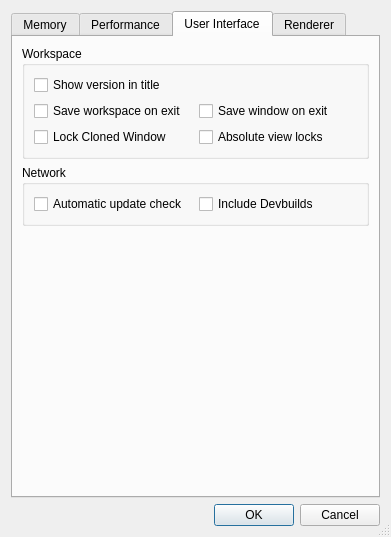
Before: the Qt Designer form ImageVis3D/UI/UI/SettingsDlg.ui in SCIInstitute/ImageVis3D, drawn with Qt 5.
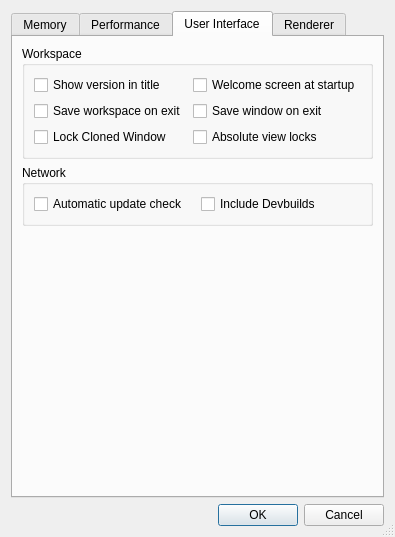
After: the same form once the commit is applied. The open tabs and pages were chosen to show the change.

Diff of the .ui file:
```diff
--- a/ImageVis3D/UI/UI/SettingsDlg.ui
+++ b/ImageVis3D/UI/UI/SettingsDlg.ui
@@ -8,7 +8,7 @@
    <rect>
     <x>0</x>
     <y>0</y>
-    <width>358</width>
+    <width>359</width>
     <height>503</height>
    </rect>
   </property>
@@ -550,6 +550,13 @@
             </property>
            </widget>
           </item>
+          <item row="0" column="2" >
+           <widget class="QCheckBox" name="checkBox_ShowWelcomeScreen" >
+            <property name="text" >
+             <string>Welcome screen at startup</string>
+            </property>
+           </widget>
+          </item>
          </layout>
         </widget>
        </item>
```
